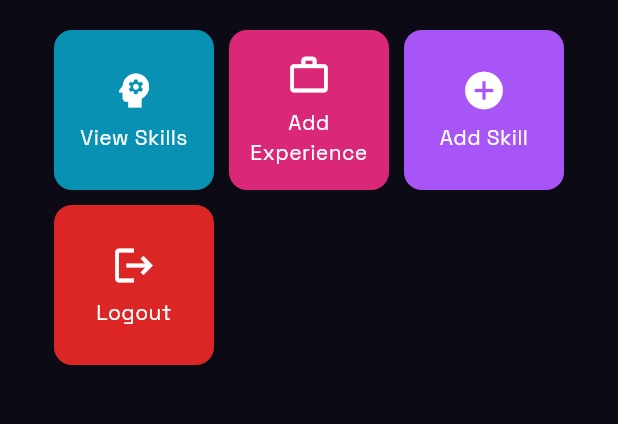
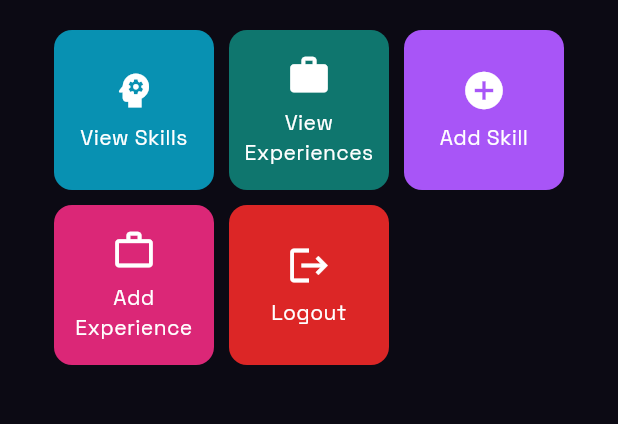
Before and after one commit to DeCorbeau/myportofolio_mobile, a Flutter app: the ExperienceListScreen screen opened directly, in the side drawer, after a tap on "Home", on a phone screen of 412 x 824 dp, the part 363-787 px from its top. Run offline on Flutter 3.47's test engine with Material 3 defaults, Android fonts, the phone set to English and light mode, and no system bars; our stand-ins replace material_ui; generated files the repository leaves out were written again; network calls fail.

Commit message:
feat: wire View Experiences into home cards and drawer

```diff
--- a/lib/screens/menu.dart
+++ b/lib/screens/menu.dart
@@ -10,8 +10,9 @@ class MyHomePage extends StatelessWidget {
   final String className = "PBP A";
   final List<ItemHomepage> items = [
     ItemHomepage("View Skills", Icons.psychology, AppColors.actionCyan),
+    ItemHomepage("View Experiences", Icons.work, AppColors.actionTeal),
+    ItemHomepage("Add Skill", Icons.add_circle, AppColors.accentPurple),
     ItemHomepage("Add Experience", Icons.work_outline, AppColors.actionPink),
-    ItemHomepage("Add Skill", Icons.add_circle, AppColors.accentPurple),
     ItemHomepage("Logout", Icons.logout, AppColors.danger),
   ];
 
--- a/lib/widgets/left_drawer.dart
+++ b/lib/widgets/left_drawer.dart
@@ -7,6 +7,7 @@ import 'package:myportofolio_mobile/screens/skill_list_screen.dart';
 import 'package:myportofolio_mobile/services/auth_state.dart';
 import 'package:myportofolio_mobile/widgets/auth_guard.dart';
 import 'package:provider/provider.dart';
+import 'package:myportofolio_mobile/screens/experience_list_screen.dart';
 
 class LeftDrawer extends StatelessWidget {
   const LeftDrawer({super.key});
@@ -78,6 +79,19 @@ class LeftDrawer extends StatelessWidget {
             },
           ),
           ListTile(
+            leading: const Icon(Icons.work),
+            iconColor: AppColors.accentPurple,
+            textColor: AppColors.textPrimary,
+            title: const Text('View Experiences'),
+            onTap: () {
+              Navigator.pushReplacement(
+                context,
+                MaterialPageRoute(
+                    builder: (context) => const ExperienceListScreen()),
+              );
+            },
+          ),
+          ListTile(
             leading: const Icon(Icons.add_circle_outline),
             iconColor: AppColors.accentPurple,
             textColor: AppColors.textPrimary,
--- a/lib/widgets/skill_card.dart
+++ b/lib/widgets/skill_card.dart
@@ -6,6 +6,7 @@ import 'package:myportofolio_mobile/screens/skill_list_screen.dart';
 import 'package:myportofolio_mobile/services/auth_state.dart';
 import 'package:myportofolio_mobile/widgets/auth_guard.dart';
 import 'package:provider/provider.dart';
+import 'package:myportofolio_mobile/screens/experience_list_screen.dart';
 
 class ItemCard extends StatelessWidget {
   final ItemHomepage item;
@@ -21,6 +22,10 @@ class ItemCard extends StatelessWidget {
       case 'View Skills':
         navigator.push(
           MaterialPageRoute(builder: (context) => const SkillListScreen()),
+        );
+      case 'View Experiences':
+        navigator.push(
+          MaterialPageRoute(builder: (context) => const ExperienceListScreen()),
         );
       case 'Add Skill':
         if (!await ensureLoggedIn(context)) return;
```
